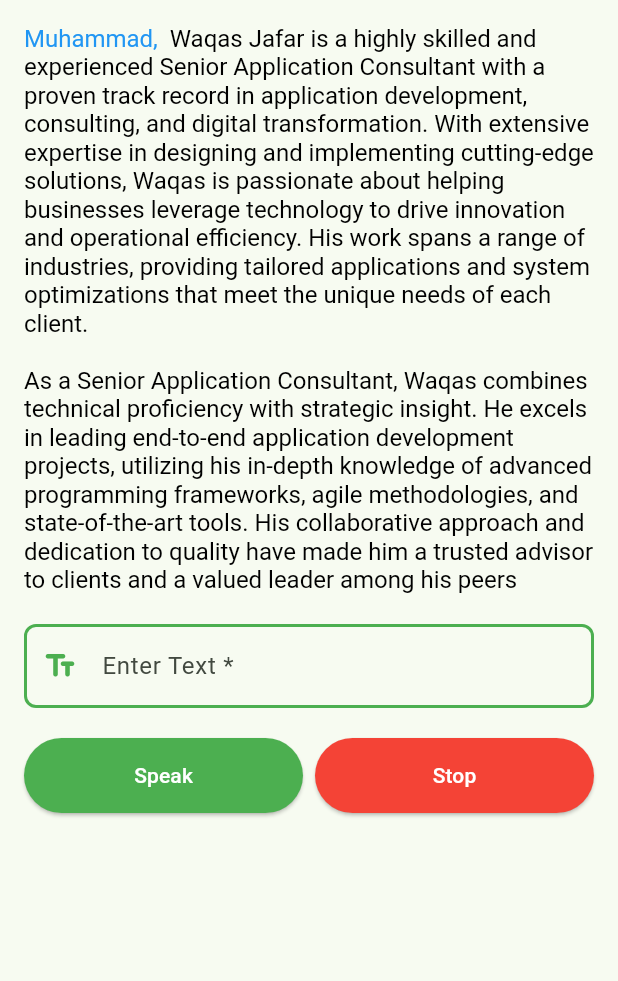
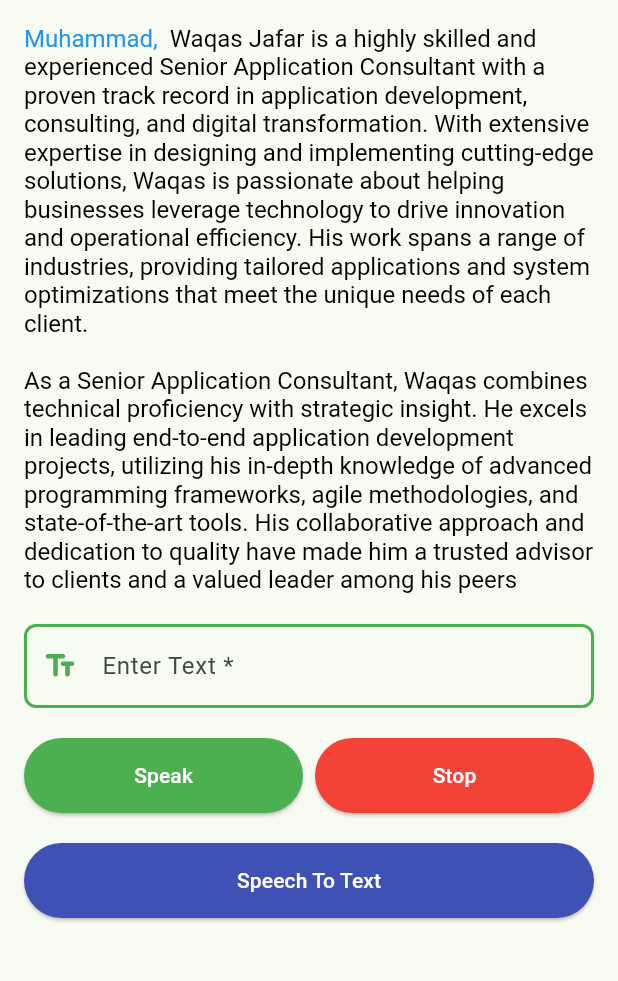
Before and after one commit to Waqas0343/text_to_speech_app, a Flutter app: the screen it shows after launch, on a phone screen of 412 x 824 dp, the part 84-1065 px from its top. Run offline on Flutter 3.47's test engine with Material 3 defaults, Android fonts, the light colour scheme and no system bars; our stand-ins replace flutter_tts, get, speech_to_text.

Commit message:
Speech To Text

```diff
--- a/lib/home/home_screen.dart
+++ b/lib/home/text_to_speech_screen.dart
@@ -1,6 +1,7 @@
 import 'package:flutter/material.dart';
 import 'package:get/get.dart';
 import 'controller/home_screen_controller.dart';
+import 'controller/speech_to_text_screen.dart';
 
 class MyHomePage extends StatelessWidget {
   const MyHomePage({super.key, required this.title});
@@ -115,6 +116,28 @@ class MyHomePage extends StatelessWidget {
                   ),
                 ],
               ),
+
+              const SizedBox(height: 20),
+
+              SizedBox(
+                width: Get.width,
+                  height: 50,
+                  child: ElevatedButton(
+                    onPressed: () {
+                      Get.to(()=> SpeechToTextScreen());
+                    },
+                    style: ElevatedButton.styleFrom(
+                      foregroundColor: Colors.white,
+                      backgroundColor:
+                      Colors.indigo,
+                    ),
+                    child: Text(
+                      'Speech To Text',
+                      style: Get.textTheme.titleSmall
+                          ?.copyWith(color: Colors.white),
+                    ),
+                  )),
+
             ],
           ),
         ),
--- a/lib/main.dart
+++ b/lib/main.dart
@@ -2,7 +2,7 @@ import 'package:flutter/cupertino.dart';
 import 'package:flutter/material.dart';
 import 'package:get/get_navigation/src/root/get_material_app.dart';
 
-import 'home/home_screen.dart';
+import 'home/text_to_speech_screen.dart';
 
 void main() {
   runApp(const MyApp());
--- a/pubspec.yaml
+++ b/pubspec.yaml
@@ -37,6 +37,8 @@ dependencies:
   cupertino_icons: ^1.0.8
   get: ^4.6.6
   flutter_tts: ^4.0.2
+  speech_to_text: ^7.0.0
+  permission_handler: ^11.3.1
 
 dev_dependencies:
   flutter_test:
```
Also changed, not shown: lib/home/controller/speech_to_text_controller.dart (added, +37 -0 lines), lib/home/controller/speech_to_text_screen.dart (added, +57 -0 lines), pubspec.lock, 7 other files.
